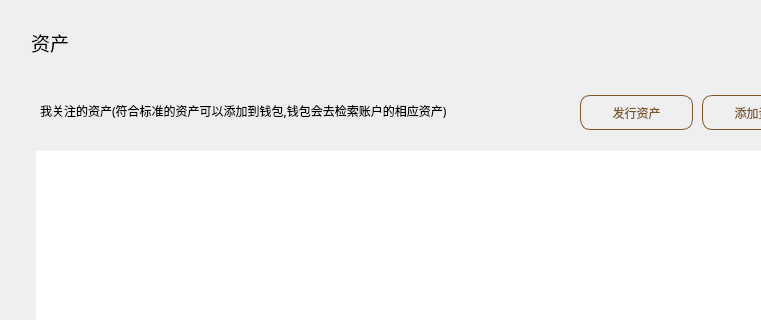
realm520/gdwcoin, file assetpage.ui: the form before one commit; both pictures show x 0 to 761 and y 0 to 320 of the 857 by 529 pixel window.
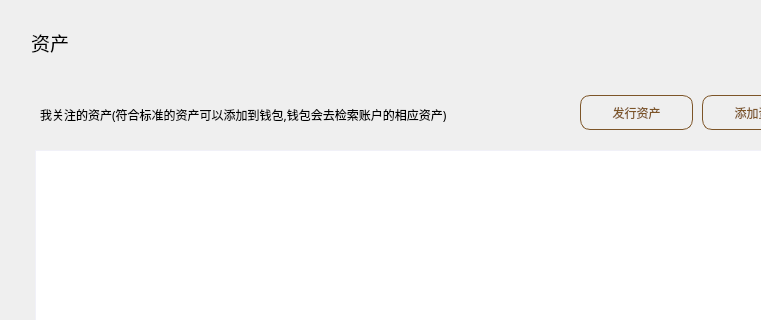
The form after the commit.

```diff
--- a/assetpage.ui
+++ b/assetpage.ui
@@ -211,13 +211,16 @@
     <rect>
      <x>40</x>
      <y>100</y>
-     <width>601</width>
-     <height>21</height>
+     <width>500</width>
+     <height>30</height>
     </rect>
    </property>
    <property name="text">
     <string>我关注的资产(符合标准的资产可以添加到钱包,钱包会去检索账户的相应资产)</string>
    </property>
+   <property name="wordWrap">
+    <bool>true</bool>
+   </property>
   </widget>
   <widget class="QToolButton" name="issueTokenBtn">
    <property name="geometry">
```
